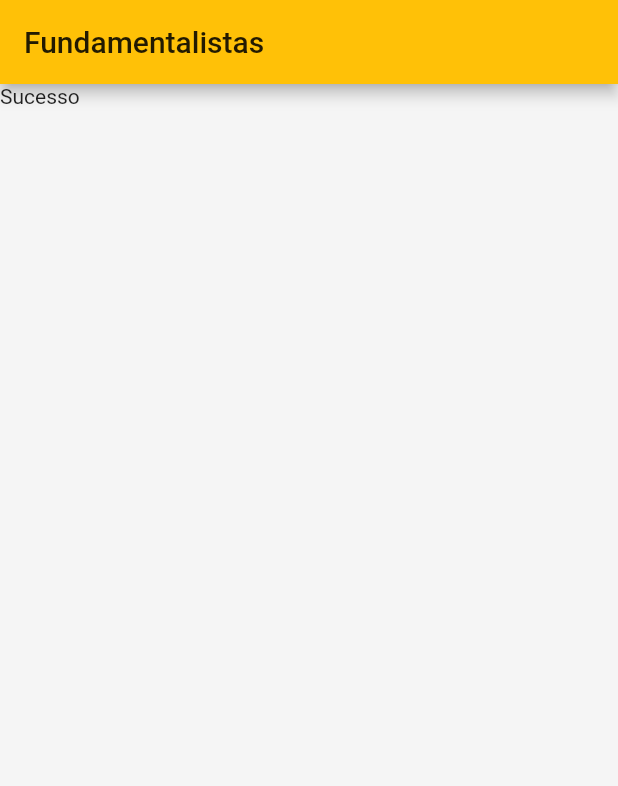
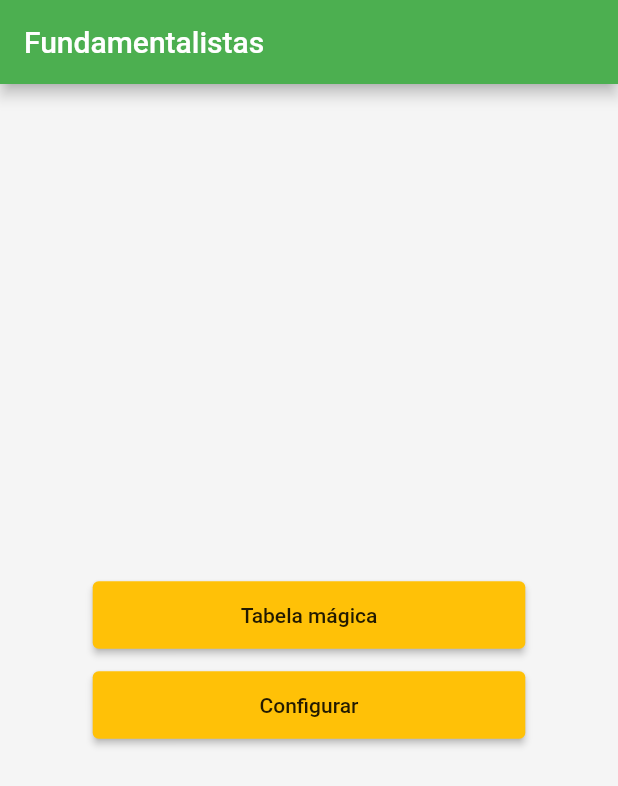
Before and after one commit to gerica/analise-fundamentalista-app, a Flutter app: the screen it shows after launch, on a phone screen of 412 x 824 dp. Shown: the top 786 px of the screen. Run offline on Flutter 3.47's test engine with Material 2 defaults, Android fonts, the light colour scheme and no system bars; our stand-ins replace after_layout, graphql.

Commit message:
adicionar botao na tela home

```diff
--- a/lib/main.dart
+++ b/lib/main.dart
@@ -23,6 +23,7 @@ class FundamentalistaAPP extends StatelessWidget {
     return MaterialApp(
       title: 'Flutter Demo',
       theme: ThemeData(
+        primaryColor: Colors.green,
         primarySwatch: Colors.amber,
         scaffoldBackgroundColor: Colors.grey[100],
         appBarTheme: AppBarTheme(
@@ -30,6 +31,10 @@ class FundamentalistaAPP extends StatelessWidget {
             color: Colors.white,
           ),
         ),
+        buttonTheme: ButtonThemeData(
+          buttonColor: Colors.amber, //  <-- light color
+          textTheme: ButtonTextTheme.primary, //  <-- dark text for light background
+        ),
       ),
       home: const HomePage(),
     );
--- a/lib/ui/page/homePage.dart
+++ b/lib/ui/page/homePage.dart
@@ -1,10 +1,9 @@
-import 'package:after_layout/after_layout.dart';
 import 'package:flutter/cupertino.dart';
 import 'package:flutter/material.dart';
-import 'package:fundamentalista_app/domain/model/Papel.dart';
-import 'package:fundamentalista_app/ui/viewModel/PapelViewModel.dart';
-import 'package:provider/provider.dart';
-import 'dart:developer' as developer;
+import 'package:fundamentalista_app/ui/page/configurarPage.dart';
+import 'package:fundamentalista_app/ui/page/tabelaMagicaPage.dart';
+import 'package:fundamentalista_app/widget/PrimaryButton.dart';
+// import 'dart:developer' as developer;
 
 class HomePage extends StatefulWidget {
   const HomePage({Key? key}) : super(key: key);
@@ -13,33 +12,43 @@ class HomePage extends StatefulWidget {
   _HomePageState createState() => _HomePageState();
 }
 
-class _HomePageState extends State<HomePage> with AfterLayoutMixin {
-  @override
-  void afterFirstLayout(BuildContext context) async {
-    await _analizarPapeis();
-  }
-
-  Future<void> _analizarPapeis() async {
-    var viewModel = Provider.of<PapelViewModel>(context, listen: false);
-    await viewModel.analisar();
-  }
-
+class _HomePageState extends State<HomePage> {
   @override
   Widget build(BuildContext context) {
+    Size size = MediaQuery.of(context).size;
     return Scaffold(
       appBar: AppBar(
         title: Text('Fundamentalistas'),
       ),
-      body: _buildContent(),
+      body: Center(
+        child: Column(
+          mainAxisAlignment: MainAxisAlignment.center,
+          children: [
+            PrimaryButton(
+              width: size.width * 0.7,
+              titleText: "Tabela mágica",
+              textStyle: Theme.of(context).textTheme.button,
+              onPressed: () => Navigator.of(context).push(
+                MaterialPageRoute<void>(
+                  builder: (BuildContext context) => TabelaMagicaPage(),
+                ),
+              ),
+            ),
+            SizedBox(height: 15),
+            PrimaryButton(
+              width: size.width * 0.7,
+              titleText: "Configurar",
+              textStyle: Theme.of(context).textTheme.button,
+              onPressed: () => Navigator.of(context).push(
+                MaterialPageRoute<void>(
+                  builder: (BuildContext context) => ConfigurarPage(),
+                ),
+              ),
+            ),
+          ],
+        ),
+      ),
       // This trailing comma makes auto-formatting nicer for build methods.
     );
   }
-
-  Widget _buildContent() {
-    var lista = context.watch<PapelViewModel>().lista;
-    lista.forEach((Papel papel) => {
-          developer.log('Papel - ${papel.papel}', name: 'ui.page.HomePage'),
-        });
-    return Container(child: Text("Sucesso"));
-  }
 }
--- /dev/null
+++ b/lib/widget/PrimaryButton.dart
@@ -0,0 +1,66 @@
+import 'package:flutter/material.dart';
+
+class PrimaryButton extends StatelessWidget {
+  final VoidCallback onPressed;
+  final String titleText;
+  final bool enabled;
+  final TextStyle? textStyle;
+  final bool addLeftIcon;
+  final Widget leftIcon;
+  final bool upperCase;
+  final double width;
+  static const defaultIcon = Icon(Icons.add, color: Colors.black, size: 14.0, semanticLabel: 'Adicionar');
+  static const defaultStyle = TextStyle(fontWeight: FontWeight.w600, fontSize: 14.0, color: Colors.white);
+
+  PrimaryButton({
+    required this.onPressed,
+    this.titleText = 'Ação',
+    this.enabled = true,
+    this.textStyle = defaultStyle,
+    this.addLeftIcon = false,
+    this.leftIcon = defaultIcon,
+    this.upperCase = false,
+    this.width = 50,
+  });
+
+  @override
+  Widget build(BuildContext context) {
+    return Container(
+      width: width,
+      height: 45.0,
+      decoration: BoxDecoration(
+        borderRadius: BorderRadius.circular(4.0),
+        // gradient: LinearGradient(begin: Alignment.topCenter, end: Alignment.bottomCenter, colors: [
+        //   TrtColors.colorGreenDarkMaterial[400] as Color,
+        //   TrtColors.colorGreenDarkMaterial[200] as Color,
+        // ])
+      ),
+      child: ElevatedButton(
+        onPressed: enabled ? onPressed : null,
+        child: Row(
+          mainAxisSize: MainAxisSize.min,
+          mainAxisAlignment: addLeftIcon ? MainAxisAlignment.spaceEvenly : MainAxisAlignment.center,
+          children: [
+            if (addLeftIcon) leftIcon,
+            if (addLeftIcon) SizedBox(width: 10.0),
+            Text(
+              upperCase ? titleText.toUpperCase() : titleText,
+              style: enabled ? textStyle : textStyle!.copyWith(color: Colors.grey[300]),
+            )
+          ],
+        ),
+        style: ButtonStyle(
+          backgroundColor: MaterialStateProperty.resolveWith<Color>(
+            (Set<MaterialState> states) {
+              if (enabled) {
+                // return Colors.transparent;
+                return Theme.of(context).colorScheme.primary;
+              }
+              return Colors.grey;
+            },
+          ),
+        ),
+      ),
+    );
+  }
+}
```
Also changed, not shown: lib/ui/page/configurarPage.dart (added, +46 -0 lines), lib/ui/page/tabelaMagicaPage.dart (added, +44 -0 lines).
